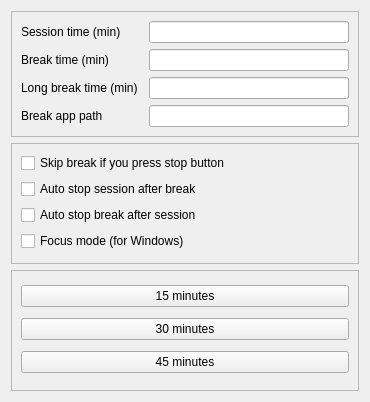
First picture: the form in src/gui/settings.ui, repository notHisu/ThisIsTheRealPomodoro, before the edit.
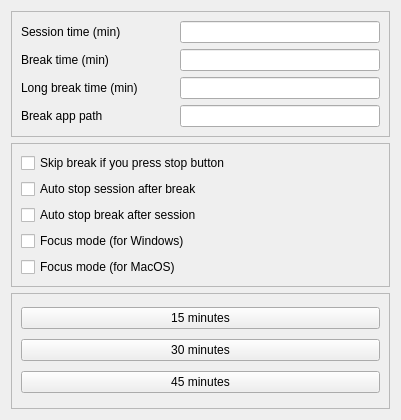
Second picture: the form after the edit.

What changed in the file:
```diff
--- a/src/gui/settings.ui
+++ b/src/gui/settings.ui
@@ -6,8 +6,8 @@
    <rect>
     <x>0</x>
     <y>0</y>
-    <width>370</width>
-    <height>402</height>
+    <width>401</width>
+    <height>420</height>
    </rect>
   </property>
   <property name="sizePolicy">
@@ -311,6 +311,16 @@
         </property>
        </widget>
       </item>
+      <item>
+       <widget class="QCheckBox" name="checkBoxFocusModeMac">
+        <property name="focusPolicy">
+         <enum>Qt::NoFocus</enum>
+        </property>
+        <property name="text">
+         <string>Focus mode (for MacOS)</string>
+        </property>
+       </widget>
+      </item>
      </layout>
     </widget>
    </item>
```
